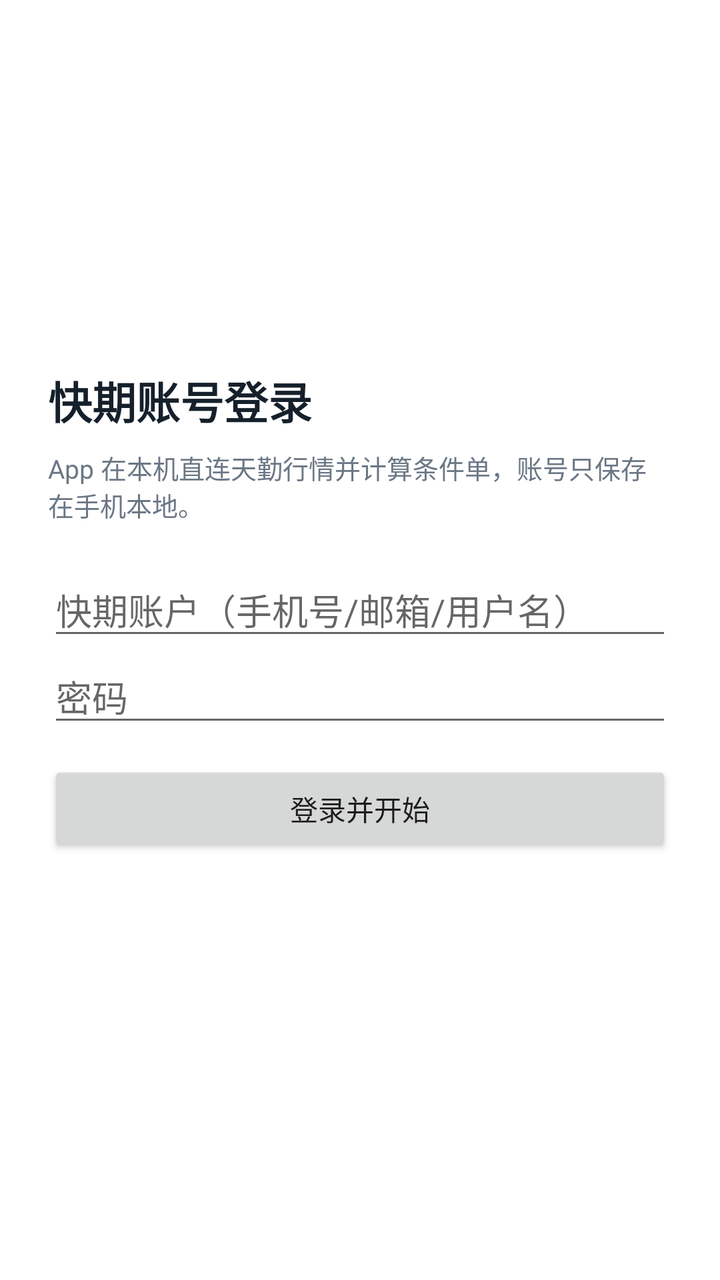
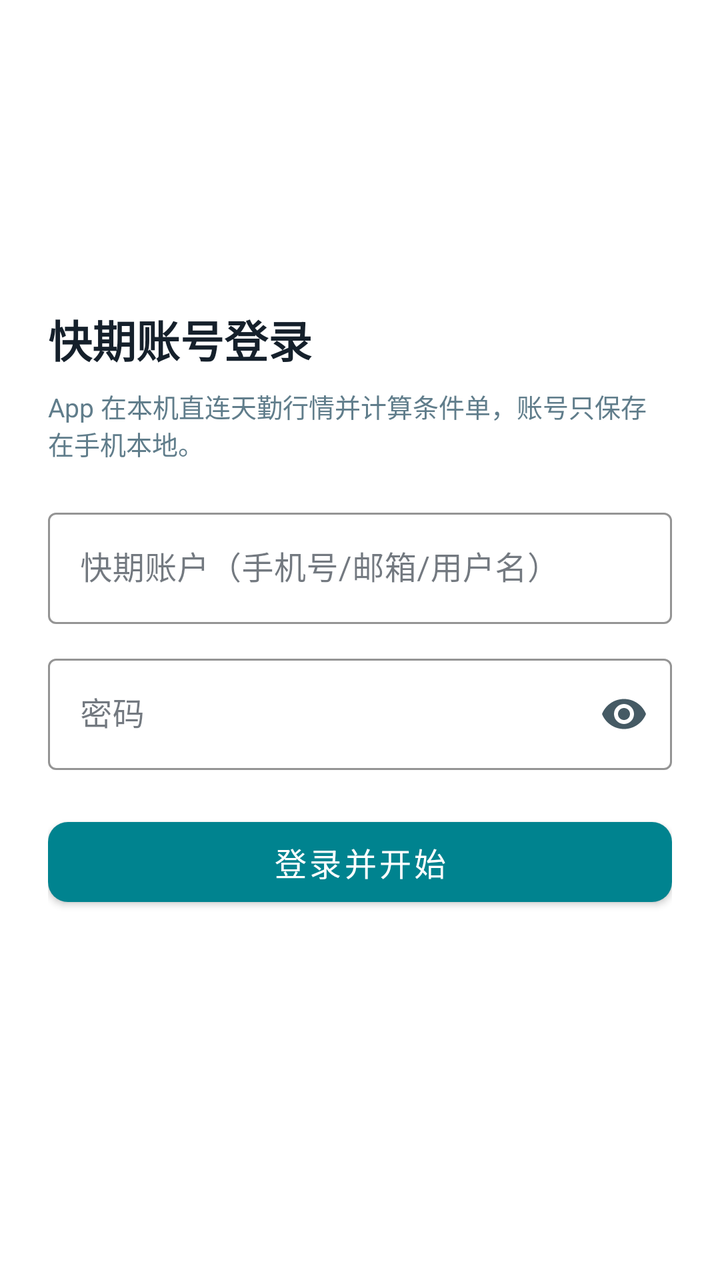

Two renders of the same Android screen: before a commit and after it. Below are the layout's source before the change and the commit's diff.
<!-- AndroidManifest.xml: application theme Theme.ChannelStrategy -->
<!-- res/layout/activity_main.xml -->
<?xml version="1.0" encoding="utf-8"?>
<FrameLayout xmlns:android="http://schemas.android.com/apk/res/android"
    android:layout_width="match_parent"
    android:layout_height="match_parent"
    android:background="#FFFFFF">

    <LinearLayout
        android:id="@+id/boardRoot"
        android:layout_width="match_parent"
        android:layout_height="match_parent"
        android:orientation="vertical"
        android:visibility="gone">

        <TextView
            android:id="@+id/statusText"
            android:layout_width="match_parent"
            android:layout_height="wrap_content"
            android:background="#F5F7FA"
            android:paddingHorizontal="12dp"
            android:paddingVertical="6dp"
            android:text="@string/status_idle"
            android:textColor="#6B7785"
            android:textSize="12sp" />

        <androidx.swiperefreshlayout.widget.SwipeRefreshLayout
            android:id="@+id/swipeRefresh"
            android:layout_width="match_parent"
            android:layout_height="0dp"
            android:layout_weight="1">

            <WebView
                android:id="@+id/webView"
                android:layout_width="match_parent"
                android:layout_height="match_parent" />
        </androidx.swiperefreshlayout.widget.SwipeRefreshLayout>
    </LinearLayout>

    <LinearLayout
        android:id="@+id/loginRoot"
        android:layout_width="match_parent"
        android:layout_height="match_parent"
        android:gravity="center"
        android:orientation="vertical"
        android:padding="24dp">

        <TextView
            android:layout_width="match_parent"
            android:layout_height="wrap_content"
            android:paddingBottom="8dp"
            android:text="@string/login_title"
            android:textColor="#15202B"
            android:textSize="22sp"
            android:textStyle="bold" />

        <TextView
            android:layout_width="match_parent"
            android:layout_height="wrap_content"
            android:paddingBottom="20dp"
            android:text="@string/login_hint"
            android:textColor="#6B7785"
            android:textSize="13sp" />

        <EditText
            android:id="@+id/userInput"
            android:layout_width="match_parent"
            android:layout_height="wrap_content"
            android:hint="@string/user_hint"
            android:inputType="textEmailAddress"
            android:singleLine="true" />

        <EditText
            android:id="@+id/passInput"
            android:layout_width="match_parent"
            android:layout_height="wrap_content"
            android:hint="@string/pass_hint"
            android:inputType="textPassword"
            android:singleLine="true" />

        <Button
            android:id="@+id/btnLogin"
            android:layout_width="match_parent"
            android:layout_height="wrap_content"
            android:layout_marginTop="12dp"
            android:text="@string/login" />

        <TextView
            android:id="@+id/loginError"
            android:layout_width="match_parent"
            android:layout_height="wrap_content"
            android:paddingTop="10dp"
            android:textColor="#C62828"
            android:textSize="13sp" />
    </LinearLayout>
</FrameLayout>
<!-- resources referenced by this layout -->
<resources>
  <string name="login">登录并开始</string>
  <string name="login_hint">App 在本机直连天勤行情并计算条件单，账号只保存在手机本地。</string>
  <string name="login_title">快期账号登录</string>
  <string name="pass_hint">密码</string>
  <string name="status_idle">未连接</string>
  <string name="user_hint">快期账户（手机号/邮箱/用户名）</string>
  <style name="Theme.ChannelStrategy" parent="Theme.MaterialComponents.DayNight.NoActionBar">
          <item name="colorPrimary">#2EC4D6</item>
          <item name="colorPrimaryVariant">#0F1419</item>
          <item name="colorOnPrimary">#FFFFFF</item>
          <item name="android:statusBarColor">#0F1419</item>
          <item name="android:navigationBarColor">#0F1419</item>
          <item name="android:windowBackground">#0F1419</item>
      </style>
</resources>

<!-- the commit's change to res/layout/activity_main.xml (unified diff, before → after) -->
@@ -1,5 +1,6 @@
 <?xml version="1.0" encoding="utf-8"?>
 <FrameLayout xmlns:android="http://schemas.android.com/apk/res/android"
+    xmlns:app="http://schemas.android.com/apk/res-auto"
     android:layout_width="match_parent"
     android:layout_height="match_parent"
     android:background="#FFFFFF">
@@ -19,7 +20,7 @@
             android:paddingHorizontal="12dp"
             android:paddingVertical="6dp"
             android:text="@string/status_idle"
-            android:textColor="#6B7785"
+            android:textColor="#455A64"
             android:textSize="12sp" />
 
         <androidx.swiperefreshlayout.widget.SwipeRefreshLayout
@@ -35,60 +36,97 @@
         </androidx.swiperefreshlayout.widget.SwipeRefreshLayout>
     </LinearLayout>
 
-    <LinearLayout
+    <ScrollView
         android:id="@+id/loginRoot"
         android:layout_width="match_parent"
         android:layout_height="match_parent"
-        android:gravity="center"
-        android:orientation="vertical"
-        android:padding="24dp">
+        android:fillViewport="true">
 
-        <TextView
+        <LinearLayout
             android:layout_width="match_parent"
             android:layout_height="wrap_content"
-            android:paddingBottom="8dp"
-            android:text="@string/login_title"
-            android:textColor="#15202B"
-            android:textSize="22sp"
-            android:textStyle="bold" />
+            android:gravity="center_vertical"
+            android:orientation="vertical"
+            android:padding="24dp">
 
-        <TextView
-            android:layout_width="match_parent"
-            android:layout_height="wrap_content"
-            android:paddingBottom="20dp"
-            android:text="@string/login_hint"
-            android:textColor="#6B7785"
-            android:textSize="13sp" />
+            <TextView
+                android:layout_width="match_parent"
+                android:layout_height="wrap_content"
+                android:paddingBottom="8dp"
+                android:text="@string/login_title"
+                android:textColor="#15202B"
+                android:textSize="22sp"
+                android:textStyle="bold" />
 
-        <EditText
-            android:id="@+id/userInput"
-            android:layout_width="match_parent"
-            android:layout_height="wrap_content"
-            android:hint="@string/user_hint"
-            android:inputType="textEmailAddress"
-            android:singleLine="true" />
+            <TextView
+                android:layout_width="match_parent"
+                android:layout_height="wrap_content"
+                android:paddingBottom="20dp"
+                android:text="@string/login_hint"
+                android:textColor="#607D8B"
+                android:textSize="13sp" />
 
-        <EditText
-            android:id="@+id/passInput"
-            android:layout_width="match_parent"
-            android:layout_height="wrap_content"
-            android:hint="@string/pass_hint"
-            android:inputType="textPassword"
-            android:singleLine="true" />
+            <com.google.android.material.textfield.TextInputLayout
+                android:id="@+id/userLayout"
+                style="@style/Widget.MaterialComponents.TextInputLayout.OutlinedBox"
+                android:layout_width="match_parent"
+                android:layout_height="wrap_content"
+                android:hint="@string/user_hint"
+                app:boxBackgroundMode="outline"
+                app:boxStrokeColor="#00838F"
+                app:hintTextColor="#00838F">
 
-        <Button
-            android:id="@+id/btnLogin"
-            android:layout_width="match_parent"
-            android:layout_height="wrap_content"
-            android:layout_marginTop="12dp"
-            android:text="@string/login" />
+                <com.google.android.material.textfield.TextInputEditText
+                    android:id="@+id/userInput"
+                    android:layout_width="match_parent"
+                    android:layout_height="wrap_content"
+                    android:inputType="textVisiblePassword|textNoSuggestions"
+                    android:singleLine="true"
+                    android:textColor="#15202B"
+                    android:textColorHint="#90A4AE"
+                    android:textSize="16sp" />
+            </com.google.android.material.textfield.TextInputLayout>
 
-        <TextView
-            android:id="@+id/loginError"
-            android:layout_width="match_parent"
-            android:layout_height="wrap_content"
-            android:paddingTop="10dp"
-            android:textColor="#C62828"
-            android:textSize="13sp" />
-    </LinearLayout>
+            <com.google.android.material.textfield.TextInputLayout
+                android:id="@+id/passLayout"
+                style="@style/Widget.MaterialComponents.TextInputLayout.OutlinedBox"
+                android:layout_width="match_parent"
+                android:layout_height="wrap_content"
+                android:layout_marginTop="12dp"
+                android:hint="@string/pass_hint"
+                app:boxBackgroundMode="outline"
+                app:boxStrokeColor="#00838F"
+                app:endIconMode="password_toggle"
+                app:endIconTint="#455A64"
+                app:hintTextColor="#00838F">
+
+                <com.google.android.material.textfield.TextInputEditText
+                    android:id="@+id/passInput"
+                    android:layout_width="match_parent"
+                    android:layout_height="wrap_content"
+                    android:inputType="textPassword"
+                    android:singleLine="true"
+                    android:textColor="#15202B"
+                    android:textColorHint="#90A4AE"
+                    android:textSize="16sp" />
+            </com.google.android.material.textfield.TextInputLayout>
+
+            <com.google.android.material.button.MaterialButton
+                android:id="@+id/btnLogin"
+                android:layout_width="match_parent"
+                android:layout_height="52dp"
+                android:layout_marginTop="20dp"
+                android:text="@string/login"
+                android:textSize="16sp"
+                app:cornerRadius="10dp" />
+
+            <TextView
+                android:id="@+id/loginError"
+                android:layout_width="match_parent"
+                android:layout_height="wrap_content"
+                android:paddingTop="12dp"
+                android:textColor="#C62828"
+                android:textSize="13sp" />
+        </LinearLayout>
+    </ScrollView>
 </FrameLayout>
<!-- resource entries referenced after the edit -->
@@ -6,13 +6,20 @@
   <string name="pass_hint">密码</string>
   <string name="status_idle">未连接</string>
   <string name="user_hint">快期账户（手机号/邮箱/用户名）</string>
-  <style name="Theme.ChannelStrategy" parent="Theme.MaterialComponents.DayNight.NoActionBar">
-          <item name="colorPrimary">#2EC4D6</item>
-          <item name="colorPrimaryVariant">#0F1419</item>
+  <style name="Theme.ChannelStrategy" parent="Theme.MaterialComponents.Light.NoActionBar">
+          <item name="colorPrimary">#00838F</item>
+          <item name="colorPrimaryVariant">#006064</item>
           <item name="colorOnPrimary">#FFFFFF</item>
-          <item name="android:statusBarColor">#0F1419</item>
-          <item name="android:navigationBarColor">#0F1419</item>
-          <item name="android:windowBackground">#0F1419</item>
+          <item name="colorSecondary">#455A64</item>
+          <item name="colorOnSecondary">#FFFFFF</item>
+          <item name="colorSurface">#FFFFFF</item>
+          <item name="colorOnSurface">#15202B</item>
+          <item name="android:statusBarColor">#F5F7FA</item>
+          <item name="android:navigationBarColor">#FFFFFF</item>
+          <item name="android:windowBackground">#FFFFFF</item>
+          <item name="android:textColorPrimary">#15202B</item>
+          <item name="android:textColorHint">#90A4AE</item>
+          <item name="editTextColor">#15202B</item>
       </style>
 </resources>
 
